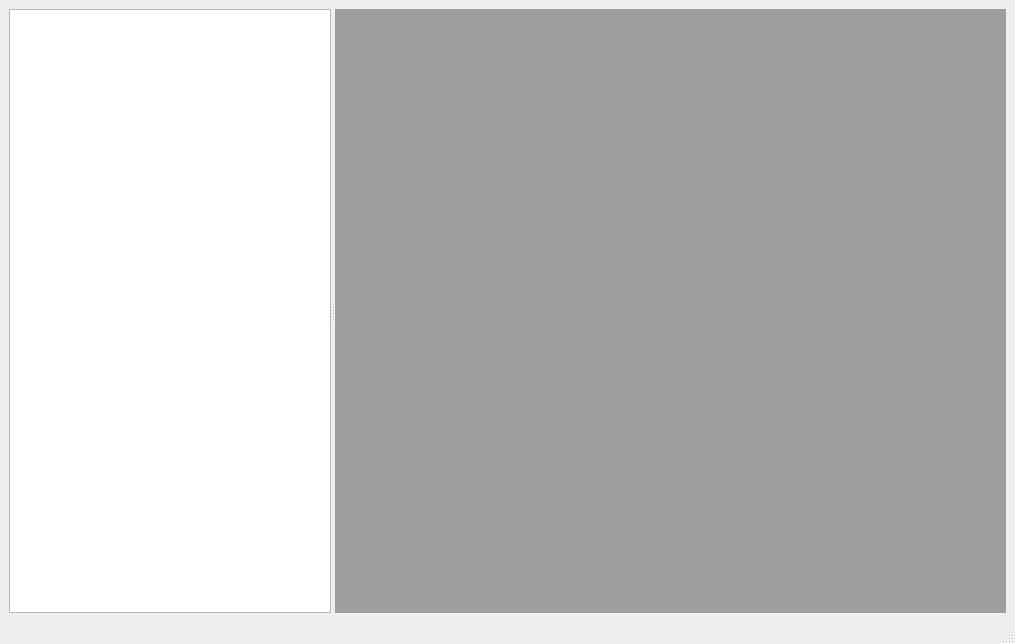
First picture: the form in applications/viewer/clientViewer/mainwindow.ui, repository T-PLAY/hub, before the edit.
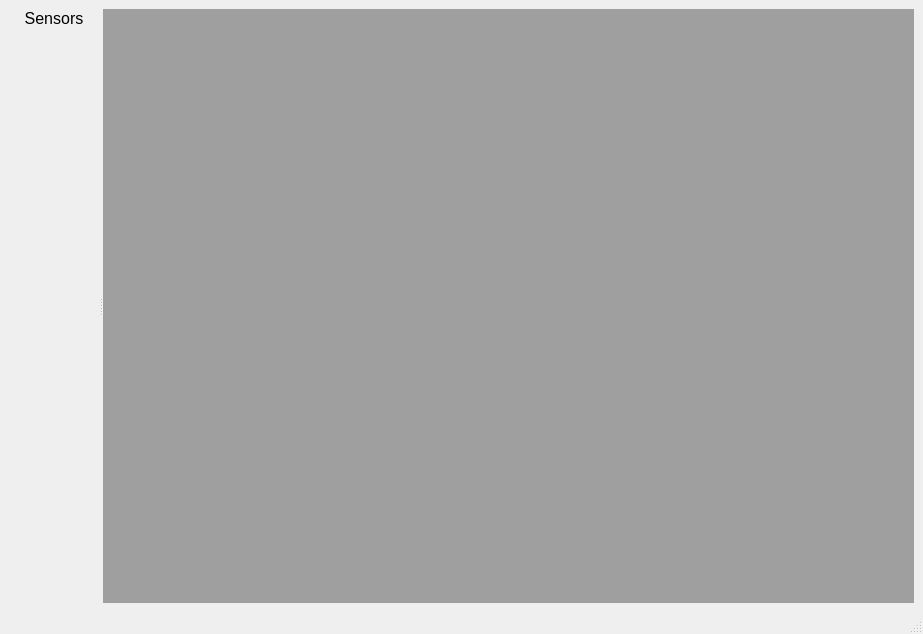
Second picture: the form after the edit.

What changed in the file:
```diff
--- a/applications/viewer/clientViewer/mainwindow.ui
+++ b/applications/viewer/clientViewer/mainwindow.ui
@@ -6,8 +6,8 @@
    <rect>
     <x>0</x>
     <y>0</y>
-    <width>1015</width>
-    <height>644</height>
+    <width>923</width>
+    <height>634</height>
    </rect>
   </property>
   <property name="sizePolicy">
@@ -20,25 +20,47 @@
    <string>MainWindow</string>
   </property>
   <widget class="QWidget" name="centralwidget">
-   <layout class="QVBoxLayout" name="verticalLayout">
+   <layout class="QVBoxLayout" name="verticalLayout_4">
     <item>
      <widget class="QSplitter" name="splitter">
       <property name="orientation">
        <enum>Qt::Horizontal</enum>
       </property>
-      <widget class="QTreeView" name="treeView">
-       <property name="sizePolicy">
-        <sizepolicy hsizetype="Expanding" vsizetype="Expanding">
-         <horstretch>0</horstretch>
-         <verstretch>0</verstretch>
-        </sizepolicy>
-       </property>
-       <property name="minimumSize">
-        <size>
-         <width>200</width>
-         <height>0</height>
-        </size>
-       </property>
+      <widget class="QWidget" name="verticalLayoutWidget_2">
+       <layout class="QVBoxLayout" name="verticalLayout">
+        <item>
+         <widget class="QLabel" name="label">
+          <property name="font">
+           <font>
+            <pointsize>12</pointsize>
+           </font>
+          </property>
+          <property name="text">
+           <string>Sensors</string>
+          </property>
+          <property name="alignment">
+           <set>Qt::AlignCenter</set>
+          </property>
+         </widget>
+        </item>
+        <item>
+         <layout class="QVBoxLayout" name="verticalLayoutSensor">
+          <item>
+           <spacer name="verticalSpacer">
+            <property name="orientation">
+             <enum>Qt::Vertical</enum>
+            </property>
+            <property name="sizeHint" stdset="0">
+             <size>
+              <width>20</width>
+              <height>40</height>
+             </size>
+            </property>
+           </spacer>
+          </item>
+         </layout>
+        </item>
+       </layout>
       </widget>
       <widget class="QMdiArea" name="mdiArea">
        <property name="sizePolicy">
@@ -47,6 +69,9 @@
          <verstretch>0</verstretch>
         </sizepolicy>
        </property>
+       <property name="styleSheet">
+        <string notr="true"/>
+       </property>
       </widget>
      </widget>
     </item>
```
Left out of the diff: 4 changed lines with no effect on the pictures.
